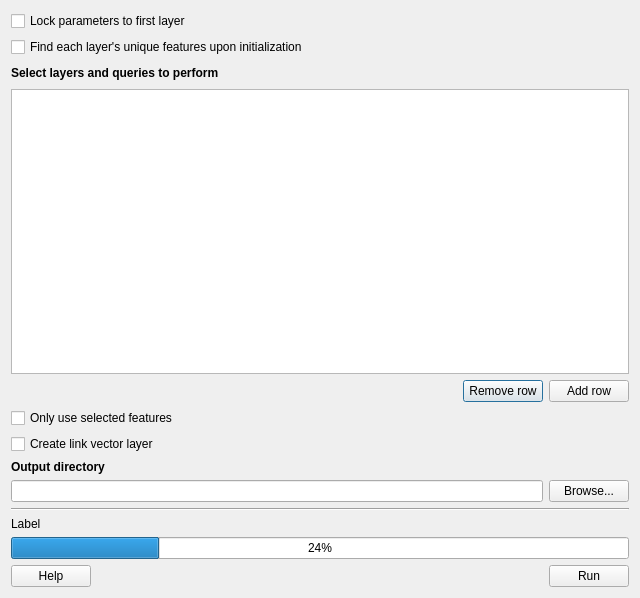
Above: conefor_dlg.ui from ricardogsilva/qgisconefor before the change. Below: the same form after it.
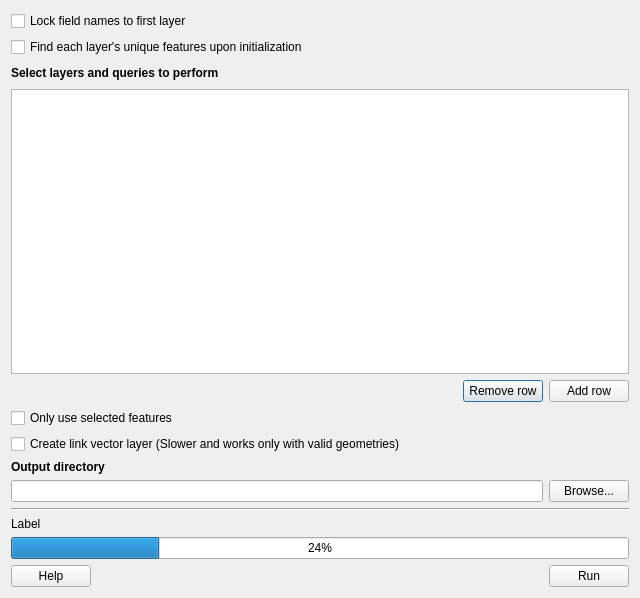
That is the form after the change.

Commit message: changed GUI strings to specify the slower method for calculating distances

```diff
--- a/conefor_dlg.ui
+++ b/conefor_dlg.ui
@@ -17,7 +17,7 @@
    <item row="0" column="0">
     <widget class="QCheckBox" name="lock_layers_chb">
      <property name="text">
-      <string>Lock parameters to first layer</string>
+      <string>Lock field names to first layer</string>
      </property>
     </widget>
    </item>
@@ -137,7 +137,7 @@
      <item>
       <widget class="QCheckBox" name="create_distances_files_chb">
        <property name="text">
-        <string>Create link vector layer</string>
+        <string>Create link vector layer (Slower and works only with valid geometries)</string>
        </property>
       </widget>
      </item>
```
The commit also changes 1 other file.
